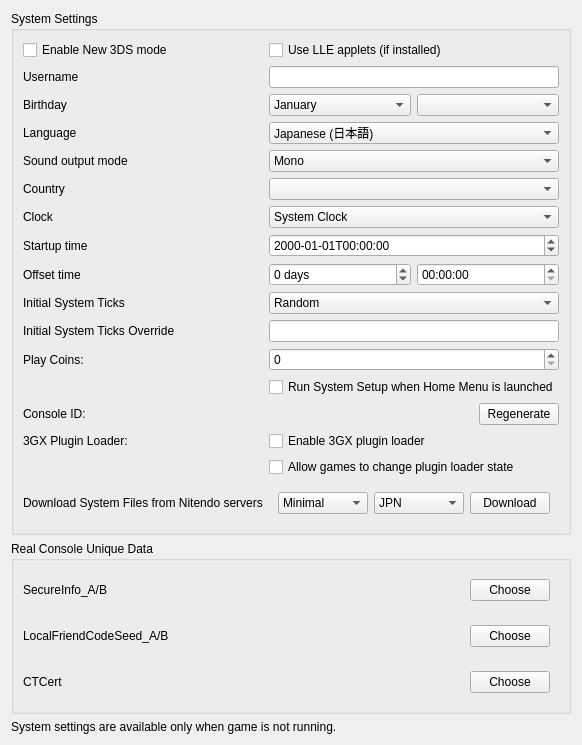
Above: src/citra_qt/configuration/configure_system.ui from yeager/Borked3DS before the change. Below: the same form after it.
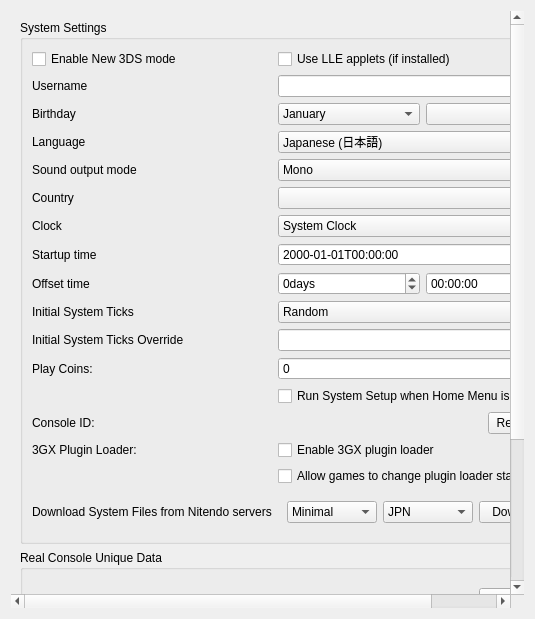
That is the form after the change.

Commit message: citra_qt: Add scroll bar to System tab

Patch:
```diff
--- a/src/citra_qt/configuration/configure_system.ui
+++ b/src/citra_qt/configuration/configure_system.ui
@@ -13,6 +13,33 @@
   <property name="windowTitle">
    <string>Form</string>
   </property>
+  <layout class="QVBoxLayout" name="verticalLayout">
+   <item>
+    <widget class="QScrollArea" name="scrollArea">
+     <property name="minimumSize">
+      <size>
+       <width>0</width>
+       <height>480</height>
+      </size>
+     </property>
+     <property name="frameShape">
+      <enum>QFrame::NoFrame</enum>
+     </property>
+     <property name="lineWidth">
+      <number>1</number>
+     </property>
+     <property name="widgetResizable">
+      <bool>true</bool>
+     </property>
+     <widget class="QWidget" name="scrollAreaWidgetContents">
+      <property name="geometry">
+       <rect>
+        <x>0</x>
+        <y>0</y>
+        <width>422</width>
+        <height>500</height>
+       </rect>
+      </property>
   <layout class="QHBoxLayout" name="horizontalLayout">
    <item>
     <layout class="QVBoxLayout" name="verticalLayout">
@@ -291,7 +318,7 @@
           <item row="0" column="0">
            <widget class="QSpinBox" name="edit_init_time_offset_days">
             <property name="suffix">
-             <string> days</string>
+                 <string>days</string>
             </property>
             <property name="minimum">
              <number>-2147483648</number>
@@ -647,6 +674,10 @@
       </spacer>
      </item>
     </layout>
+       </item>
+      </layout>
+     </widget>
+    </widget>
    </item>
   </layout>
  </widget>
```
Left out of the diff: 6 changed lines with no effect on the pictures. Lines whose indentation alone changed are shown as unchanged.
